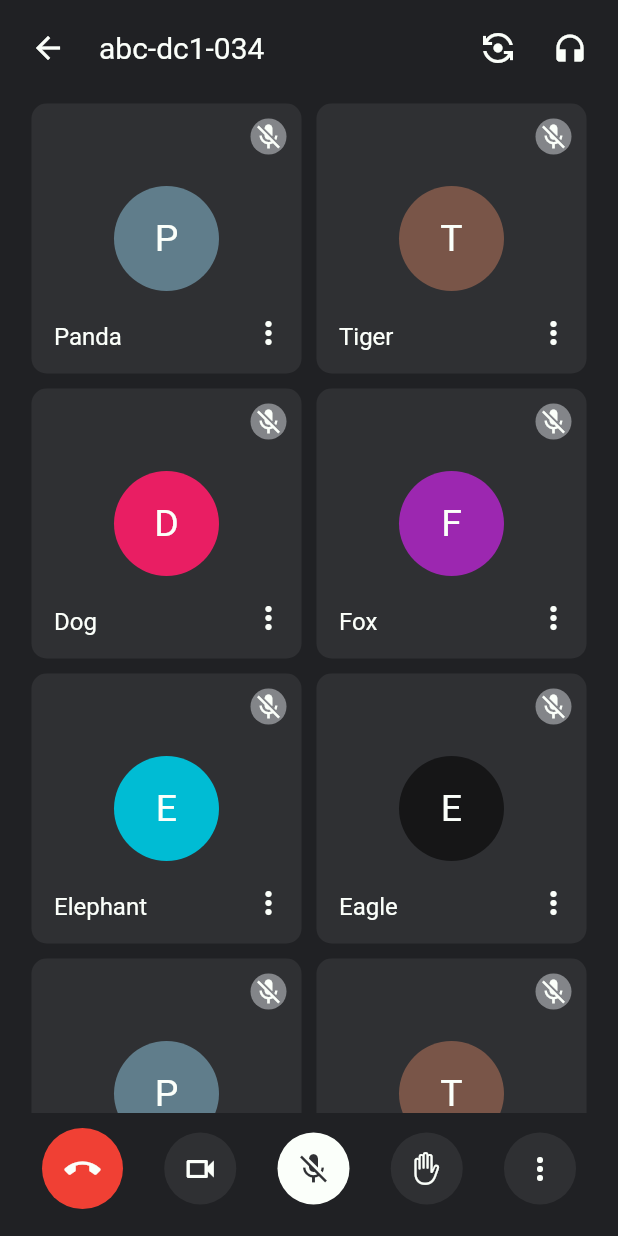
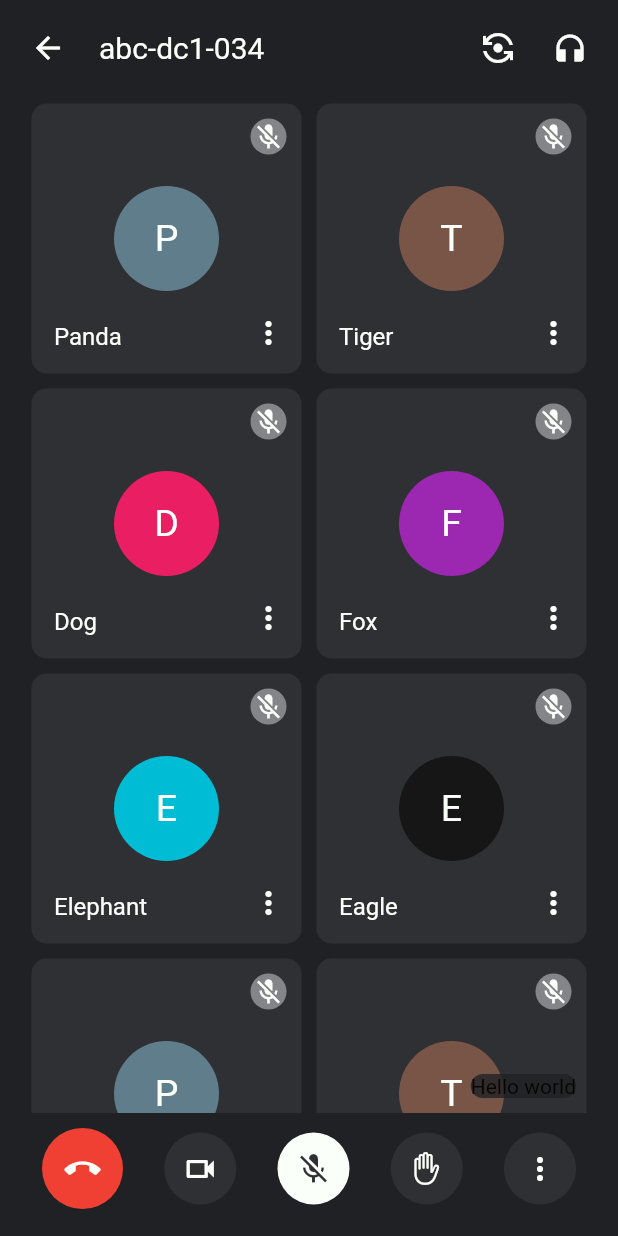
Before and after one commit to octoi/google-meet-clone, a Flutter app: the screen it shows after launch, on a phone screen of 412 x 824 dp. Run offline on Flutter 3.47's test engine with Material 2 defaults, Android fonts, the phone set to English and light mode, and no system bars.

Commit message:
create sample on stack

```diff
--- a/lib/widgets/body.dart
+++ b/lib/widgets/body.dart
@@ -1,4 +1,5 @@
 import 'package:flutter/material.dart';
+import 'package:google_meet/utils/constants.dart';
 import 'package:google_meet/utils/data.dart';
 import 'body_widgets/user_card.dart';
 
@@ -8,12 +9,25 @@ class AppBody extends StatelessWidget {
   @override
   Widget build(BuildContext context) {
     return Expanded(
-      child: GridView.count(
-        padding: EdgeInsets.all(8.0),
-        physics: BouncingScrollPhysics(),
-        crossAxisCount: 2,
-        children: roomUsers.map((user) => UserCard(user: user)).toList(),
-      ),
+      child: Stack(children: [
+        GridView.count(
+          padding: EdgeInsets.all(8.0),
+          physics: BouncingScrollPhysics(),
+          crossAxisCount: 2,
+          children: roomUsers.map((user) => UserCard(user: user)).toList(),
+        ),
+        Positioned(
+          bottom: 10.0,
+          right: 20.0,
+          child: Container(
+            decoration: BoxDecoration(
+              color: appPrimaryColor.withOpacity(0.8),
+              borderRadius: BorderRadius.circular(10.0),
+            ),
+            child: Text("Hello world"),
+          ),
+        )
+      ]),
     );
   }
 }
```
